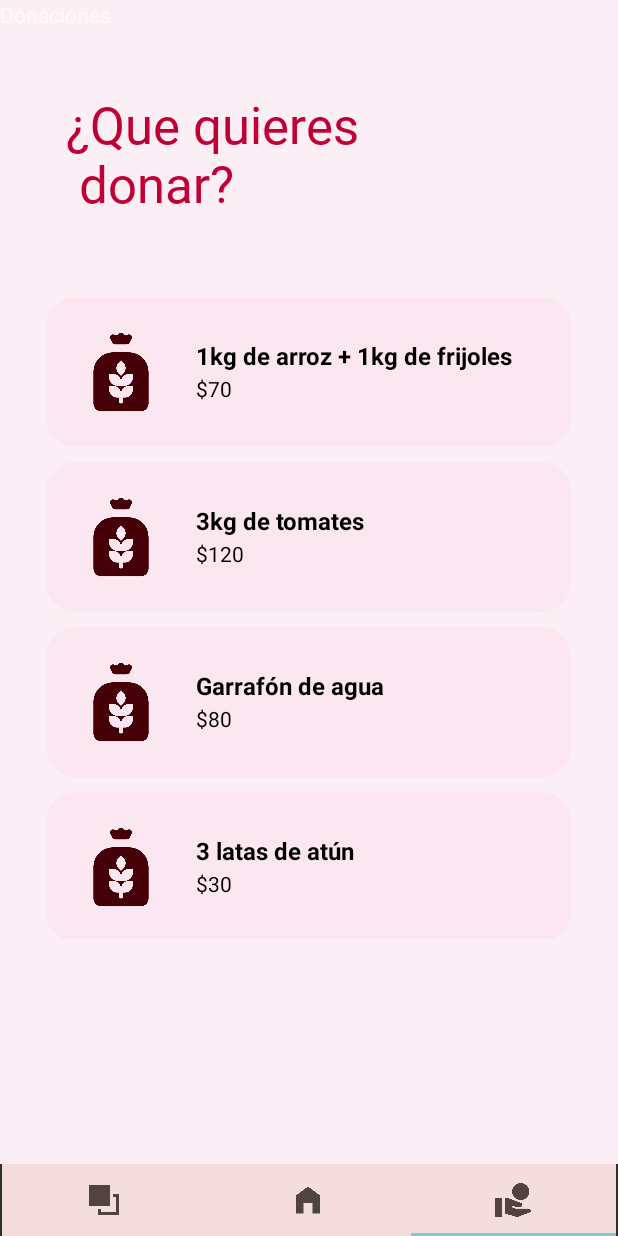
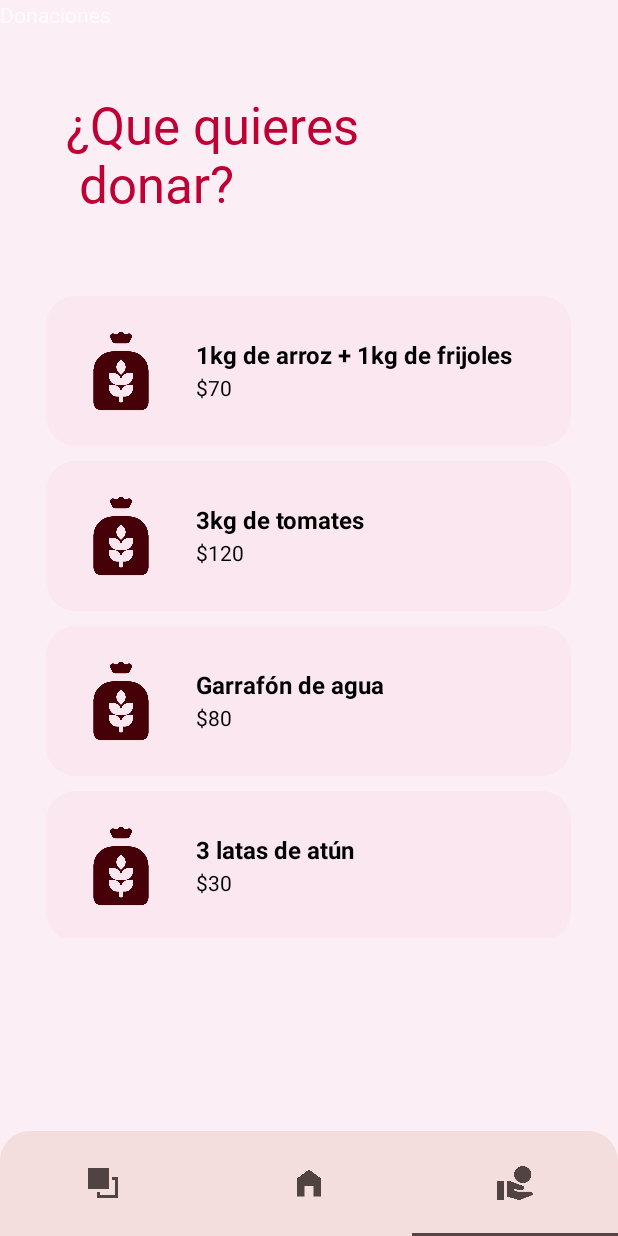
Before and after one commit to Alyxhelpme/AppBAMX, an Android app: the RootTabActivity screen opened directly, with no data from a screen before it, item 3 of the bottom bar chosen, on a phone screen of 412 x 824 dp. Run offline under Robolectric (Android 15) with nearby library versions, the phone set to English and light mode, and no system bars.

Commit message:
minor UI changes

```diff
--- a/app/src/main/AndroidManifest.xml
+++ b/app/src/main/AndroidManifest.xml
@@ -11,7 +11,7 @@
         android:label="@string/app_name"
         android:roundIcon="@mipmap/ic_launcher_round"
         android:supportsRtl="true"
-        android:theme="@style/Theme.AppCompat.NoActionBar"
+        android:theme="@style/Theme.Bamx"
         tools:targetApi="31">
         <activity
             android:name=".RootTabActivity"
--- a/app/src/main/java/mx/itesm/bamx/RootTabActivity.kt
+++ b/app/src/main/java/mx/itesm/bamx/RootTabActivity.kt
@@ -15,13 +15,6 @@ class RootTabActivity : AppCompatActivity() {
     private lateinit var viewPager : ViewPager2
 
     override fun onCreate(savedInstanceState: Bundle?) {
-
-        if (Build.VERSION.SDK_INT >= 21) {
-            val window = this.window
-            window.addFlags(WindowManager.LayoutParams.FLAG_DRAWS_SYSTEM_BAR_BACKGROUNDS)
-            window.clearFlags(WindowManager.LayoutParams.FLAG_TRANSLUCENT_STATUS)
-            window.statusBarColor = this.resources.getColor(R.color.white)
-        }
 
         super.onCreate(savedInstanceState)
         setContentView(R.layout.activity_root_tab)
--- a/app/src/main/java/mx/itesm/bamx/fragments/DonationFragment.kt
+++ b/app/src/main/java/mx/itesm/bamx/fragments/DonationFragment.kt
@@ -57,7 +57,9 @@ class DonationFragment : Fragment() {
 
         // Inflate the layout for this fragment
 
-        // datos
+        // datos (WE JUST GOTTA MAKE IT WORK WITH FIREBASE, BUT ALL THE STRUCTURE IS DONE)
+        //        we also gotta make them clickable but it ain't hard, found an indian dude
+        //        that explains how to do it
         nombres = ArrayList()
 
         nombres.add(items[0])
@@ -76,8 +78,6 @@ class DonationFragment : Fragment() {
         recyclerView = view.findViewById(R.id.itemsRV) // this may not work
 
         // datos -> gui
-
-
         // creador adaptador
         val adapter = DonationAdapter(nombres, precios)
 
--- /dev/null
+++ b/app/src/main/res/drawable/root_tab_custom.xml
@@ -0,0 +1,8 @@
+<?xml version="1.0" encoding="utf-8"?>
+<shape xmlns:android="http://schemas.android.com/apk/res/android" android:shape="rectangle">
+
+    <solid android:color="#F4DDDD"/>
+    <corners android:topRightRadius="20dp"
+        android:topLeftRadius="20dp"/>
+
+</shape>
--- a/app/src/main/res/layout/activity_root_tab.xml
+++ b/app/src/main/res/layout/activity_root_tab.xml
@@ -4,16 +4,19 @@
     xmlns:tools="http://schemas.android.com/tools"
     android:layout_width="match_parent"
     android:layout_height="match_parent"
+    android:background="#FCEEF5"
     tools:context=".RootTabActivity">
 
     <com.google.android.material.tabs.TabLayout
         android:id="@+id/tabLayout"
-        android:layout_width="409dp"
-        android:layout_height="48dp"
-        android:background="#F4DDDD"
+        android:layout_width="0dp"
+        android:layout_height="70dp"
+        android:background="@drawable/root_tab_custom"
+        app:circularflow_radiusInDP="20pd"
         app:layout_constraintBottom_toBottomOf="parent"
         app:layout_constraintEnd_toEndOf="parent"
-        app:layout_constraintStart_toStartOf="parent">
+        app:layout_constraintStart_toStartOf="parent"
+        app:tabIndicatorColor="#554243">
 
         <com.google.android.material.tabs.TabItem
             android:layout_width="wrap_content"
@@ -40,6 +43,8 @@
         android:backgroundTintMode="screen"
         app:layout_constraintBottom_toTopOf="@+id/tabLayout"
         app:layout_constraintEnd_toEndOf="parent"
+        app:layout_constraintHorizontal_bias="1.0"
         app:layout_constraintStart_toStartOf="parent"
-        app:layout_constraintTop_toTopOf="parent" />
+        app:layout_constraintTop_toTopOf="parent"
+        app:layout_constraintVertical_bias="0.0" />
 </androidx.constraintlayout.widget.ConstraintLayout>
--- a/app/src/main/res/values-night/themes.xml
+++ b/app/src/main/res/values-night/themes.xml
@@ -3,6 +3,7 @@
     <style name="Theme.Bamx" parent="Theme.MaterialComponents.DayNight.DarkActionBar">
         <!-- Primary brand color. -->
         <item name="colorPrimary">@color/purple_200</item>
+        <item name="colorPrimaryDark">@color/mainB</item>
         <item name="colorPrimaryVariant">@color/purple_700</item>
         <item name="colorOnPrimary">@color/white</item>
         <!-- Secondary brand color. -->
--- a/app/src/main/res/values/themes.xml
+++ b/app/src/main/res/values/themes.xml
@@ -1,16 +1,10 @@
 <resources xmlns:tools="http://schemas.android.com/tools">
     <!-- Base application theme. -->
-    <style name="Theme.Bamx" parent="Theme.MaterialComponents.DayNight.DarkActionBar">
+    <style name="Theme.Bamx" parent="Theme.AppCompat.NoActionBar">
         <!-- Primary brand color. -->
-        <item name="colorPrimary">@color/purple_500</item>
-        <item name="colorPrimaryVariant">@color/purple_700</item>
-        <item name="colorOnPrimary">@color/white</item>
-        <!-- Secondary brand color. -->
-        <item name="colorSecondary">@color/teal_200</item>
-        <item name="colorSecondaryVariant">@color/teal_700</item>
-        <item name="colorOnSecondary">@color/black</item>
         <!-- Status bar color. -->
-        <item name="android:statusBarColor" tools:targetApi="l">@color/white</item>
+        <item name="android:statusBarColor" tools:targetApi="l">@color/mainB</item>
+        <item name = "android:windowLightStatusBar">true</item>
         <!-- Customize your theme here. -->
     </style>
 
```
